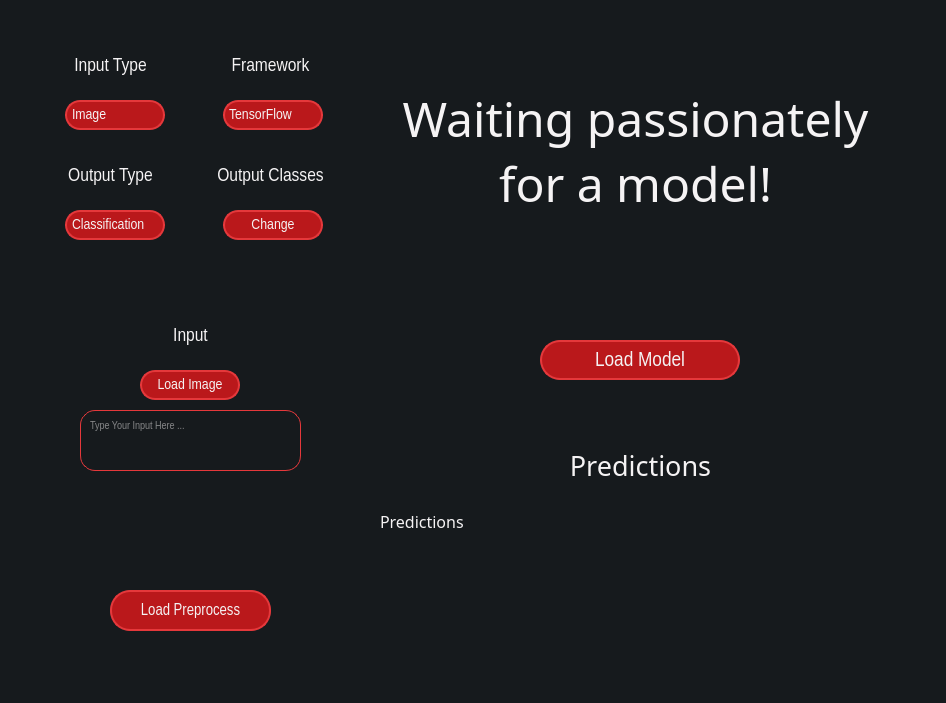
First picture: the form in main-page.ui, repository heidariarash/NN2GUI, before the edit.
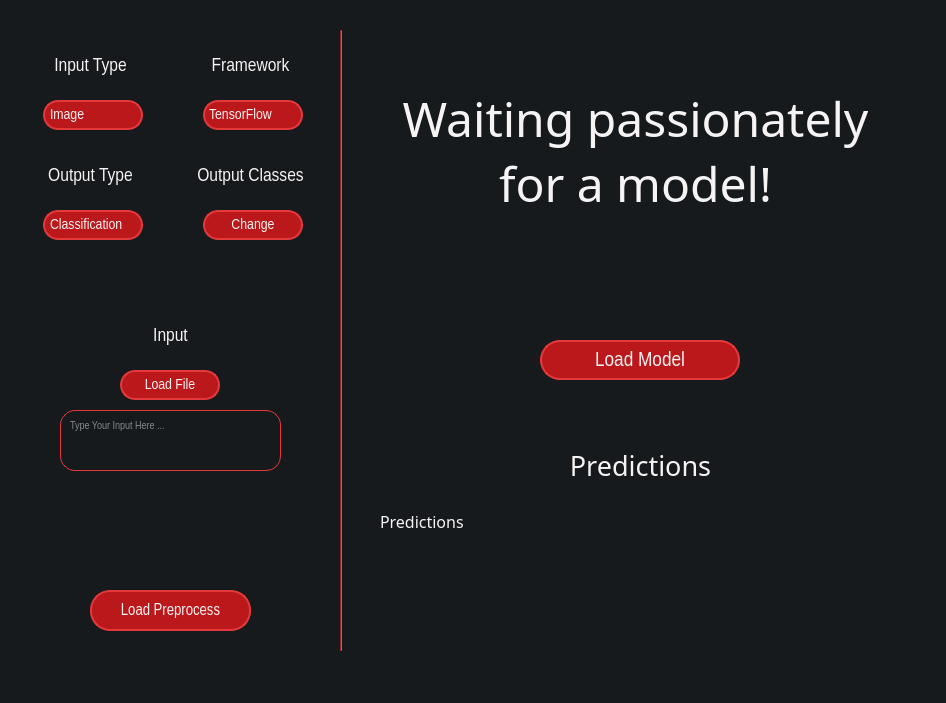
Second picture: the form after the edit. Icons and pictures are not drawn.

Diff of the .ui file:
```diff
--- a/main-page.ui
+++ b/main-page.ui
@@ -96,7 +96,7 @@
    <widget class="QPushButton" name="load_preprocess">
     <property name="geometry">
      <rect>
-      <x>110</x>
+      <x>90</x>
       <y>590</y>
       <width>161</width>
       <height>41</height>
@@ -131,7 +131,7 @@
    <widget class="QLabel" name="label">
     <property name="geometry">
      <rect>
-      <x>50</x>
+      <x>30</x>
       <y>50</y>
       <width>121</width>
       <height>31</height>
@@ -158,7 +158,7 @@
    <widget class="QComboBox" name="input_type">
     <property name="geometry">
      <rect>
-      <x>65</x>
+      <x>43</x>
       <y>100</y>
       <width>100</width>
       <height>30</height>
@@ -234,7 +234,7 @@
    <widget class="QLabel" name="label_2">
     <property name="geometry">
      <rect>
-      <x>210</x>
+      <x>190</x>
       <y>50</y>
       <width>121</width>
       <height>31</height>
@@ -261,7 +261,7 @@
    <widget class="QComboBox" name="framework_type">
     <property name="geometry">
      <rect>
-      <x>223</x>
+      <x>203</x>
       <y>100</y>
       <width>100</width>
       <height>30</height>
@@ -316,7 +316,7 @@
    <widget class="QLabel" name="label_3">
     <property name="geometry">
      <rect>
-      <x>50</x>
+      <x>30</x>
       <y>160</y>
       <width>121</width>
       <height>31</height>
@@ -343,7 +343,7 @@
    <widget class="QLabel" name="label_4">
     <property name="geometry">
      <rect>
-      <x>210</x>
+      <x>190</x>
       <y>160</y>
       <width>121</width>
       <height>31</height>
@@ -370,7 +370,7 @@
    <widget class="QComboBox" name="output_type">
     <property name="geometry">
      <rect>
-      <x>65</x>
+      <x>43</x>
       <y>210</y>
       <width>100</width>
       <height>30</height>
@@ -431,7 +431,7 @@
    <widget class="QPushButton" name="load_config_2">
     <property name="geometry">
      <rect>
-      <x>223</x>
+      <x>203</x>
       <y>210</y>
       <width>100</width>
       <height>30</height>
@@ -501,7 +501,7 @@
    <widget class="QLabel" name="label_5">
     <property name="geometry">
      <rect>
-      <x>130</x>
+      <x>110</x>
       <y>320</y>
       <width>121</width>
       <height>31</height>
@@ -528,7 +528,7 @@
    <widget class="QPushButton" name="load_input">
     <property name="geometry">
      <rect>
-      <x>140</x>
+      <x>120</x>
       <y>370</y>
       <width>100</width>
       <height>30</height>
@@ -556,13 +556,13 @@
 }</string>
     </property>
     <property name="text">
-     <string>Load Image</string>
+     <string>Load File</string>
     </property>
    </widget>
    <widget class="QTextEdit" name="input_input">
     <property name="geometry">
      <rect>
-      <x>80</x>
+      <x>60</x>
       <y>410</y>
       <width>221</width>
       <height>61</height>
@@ -631,6 +631,24 @@
      <bool>true</bool>
     </property>
    </widget>
+   <widget class="Line" name="line">
+    <property name="geometry">
+     <rect>
+      <x>340</x>
+      <y>30</y>
+      <width>2</width>
+      <height>621</height>
+     </rect>
+    </property>
+    <property name="styleSheet">
+     <string notr="true">QFrame{
+	background-color: #E5383B;
+}</string>
+    </property>
+    <property name="orientation">
+     <enum>Qt::Vertical</enum>
+    </property>
+   </widget>
   </widget>
   <widget class="QMenuBar" name="menubar">
    <property name="geometry">
```
Left out of the diff: 3 changed lines with no effect on the pictures.
